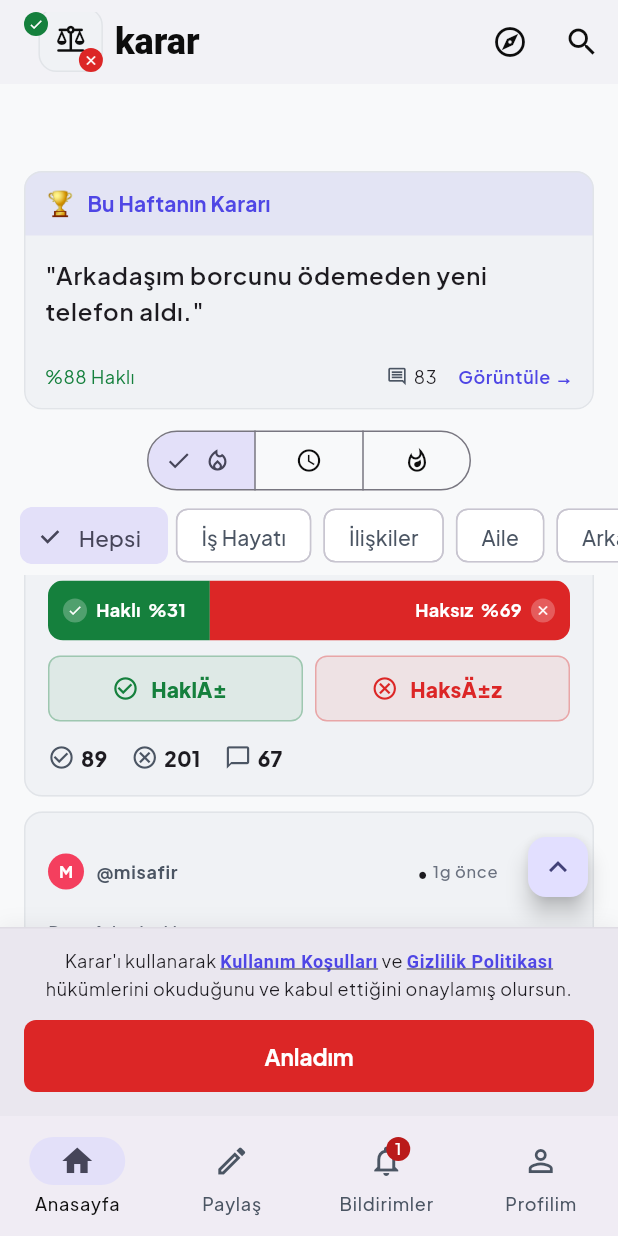
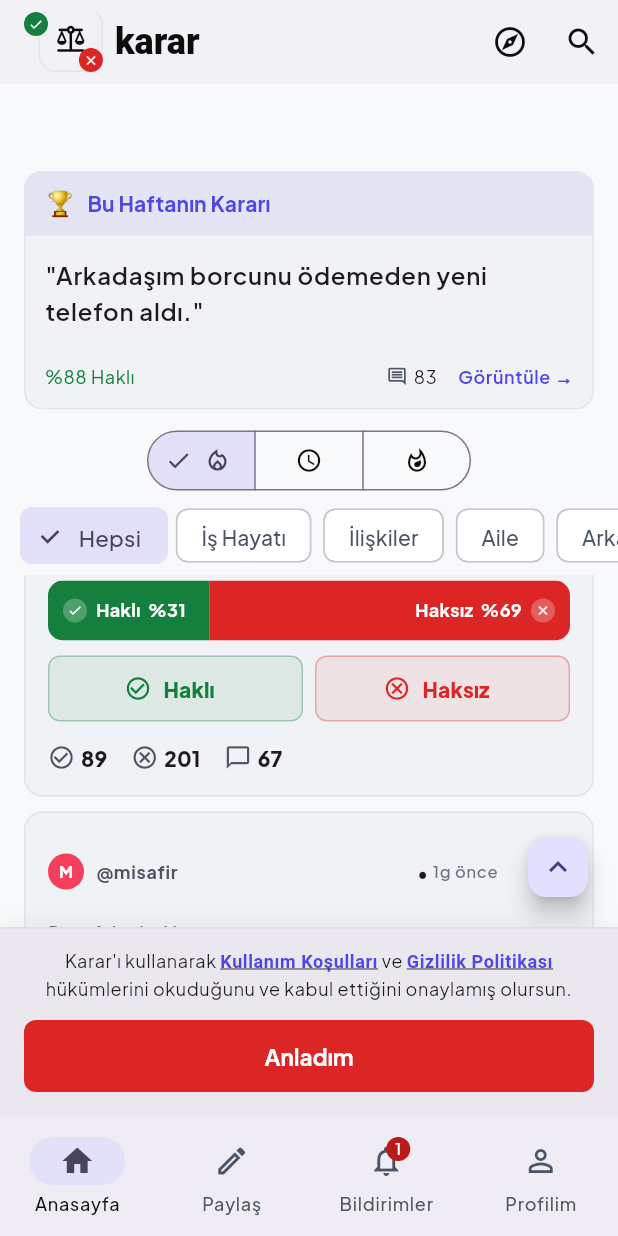
Before and after one commit to kocennes/karar, a Flutter app: the FeedScreen screen opened by its route, scrolled down 576 dp, on a phone screen of 412 x 824 dp. Run offline on Flutter 3.47's test engine with Material 3 defaults, Android fonts, the phone set to English and light mode, and no system bars; drawn by our look-alikes of flutter_animate; our stand-ins replace cached_network_image, confetti, connectivity_plus, dio, firebase_analytics, firebase_auth and 17 more; missing offline and left inert: app_settings, dart:html, dart:ui_web, firebase_performance; accounts and stored records are empty; network calls fail.

Commit message:
fix(ui): Turkish character encoding + softer dark mode vote colors
- Fix corrupted chars in PostCard: Haklı/Haksız labels, İlk oyunu at coachmark
- darkHakli: #4ADE80 → #34D399 (emerald-400, less neon)
- darkHaksiz: #EF4444 → #F87171 (red-400, softer)
- ShareCardWidget hardcoded colors → AppColors.darkHakli/darkHaksiz

Co-Authored-By: Claude Sonnet 4.6 <noreply@anthropic.com>

```diff
--- a/lib/core/theme/app_colors.dart
+++ b/lib/core/theme/app_colors.dart
@@ -7,9 +7,9 @@ class AppColors {
   static const hakliDim = Color(0xFF14532D);
   static const haksizDim = Color(0xFF7F1D1D);
 
-  // Vote colors — dark mode (lightened for 6:1+ contrast on dark surfaces).
-  static const darkHakli = Color(0xFF4ADE80);
-  static const darkHaksiz = Color(0xFFEF4444);
+  // Vote colors — dark mode (muted for comfortable contrast on dark surfaces).
+  static const darkHakli = Color(0xFF34D399);  // emerald-400 — less neon than lime
+  static const darkHaksiz = Color(0xFFF87171); // red-400 — softer than red-500
 
   // Brand and CTA colors.
   static const primary = Color(0xFF4F46E5);
--- a/lib/features/feed/post_card.dart
+++ b/lib/features/feed/post_card.dart
@@ -313,7 +313,7 @@ class _PostCardState extends ConsumerState<PostCard> {
                           Expanded(
                             child: _FeedVoteButton(
                               key: const ValueKey('feed_vote_hakli_button'),
-                              label: 'HaklÄ±',
+                              label: 'Haklı',
                               icon: Icons.check_circle_outline,
                               color: Theme.of(context).brightness ==
                                       Brightness.dark
@@ -328,7 +328,7 @@ class _PostCardState extends ConsumerState<PostCard> {
                           Expanded(
                             child: _FeedVoteButton(
                               key: const ValueKey('feed_vote_haksiz_button'),
-                              label: 'HaksÄ±z',
+                              label: 'Haksız',
                               icon: Icons.cancel_outlined,
                               color: Theme.of(context).brightness ==
                                       Brightness.dark
@@ -386,7 +386,7 @@ class _FirstVoteCoachmark extends StatelessWidget {
     return Padding(
       padding: const EdgeInsets.only(bottom: 8),
       child: Semantics(
-        label: 'Ilk oyunu at ipucu',
+        label: 'İlk oyunu at ipucu',
         child: Container(
           width: double.infinity,
           padding: const EdgeInsets.fromLTRB(12, 10, 8, 10),
@@ -411,7 +411,7 @@ class _FirstVoteCoachmark extends StatelessWidget {
                   crossAxisAlignment: CrossAxisAlignment.start,
                   children: [
                     Text(
-                      'Ilk oyunu at',
+                      'İlk oyunu at',
                       maxLines: 1,
                       overflow: TextOverflow.ellipsis,
                       style: Theme.of(context).textTheme.labelLarge?.copyWith(
@@ -421,7 +421,7 @@ class _FirstVoteCoachmark extends StatelessWidget {
                     ),
                     const SizedBox(height: 2),
                     Text(
-                      'Hakli ya da Haksiz sec.',
+                      'Haklı ya da Haksız seç.',
                       maxLines: 2,
                       overflow: TextOverflow.ellipsis,
                       style: Theme.of(context).textTheme.bodySmall?.copyWith(
```
Also changed, not shown: lib/features/post_detail/share_card_widget.dart (+5 -5 lines).
